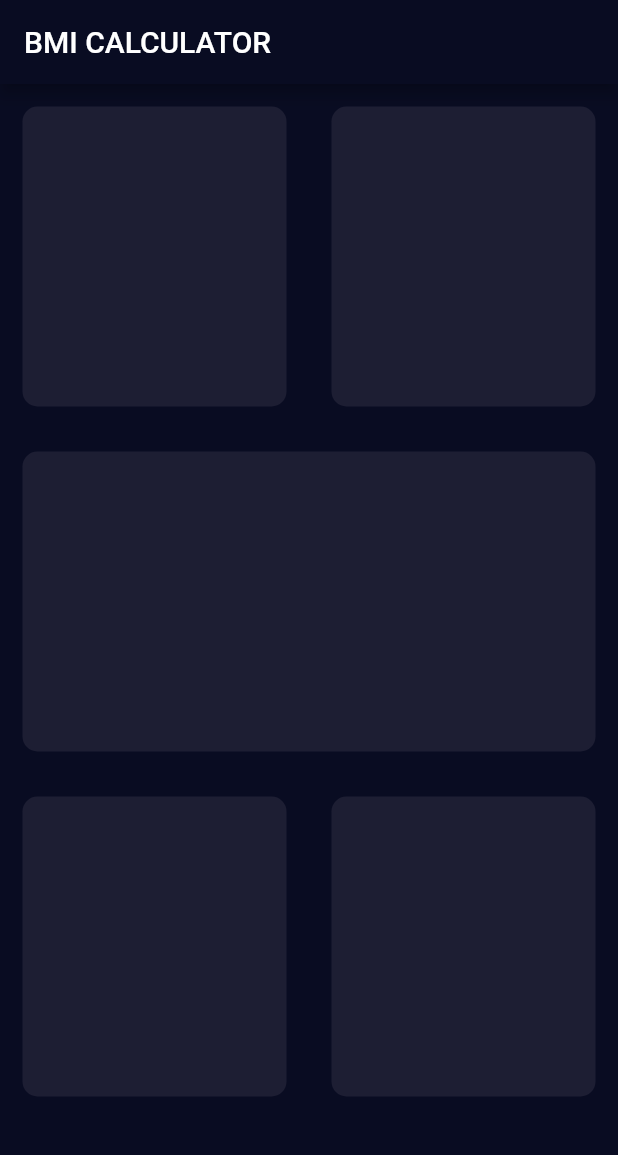
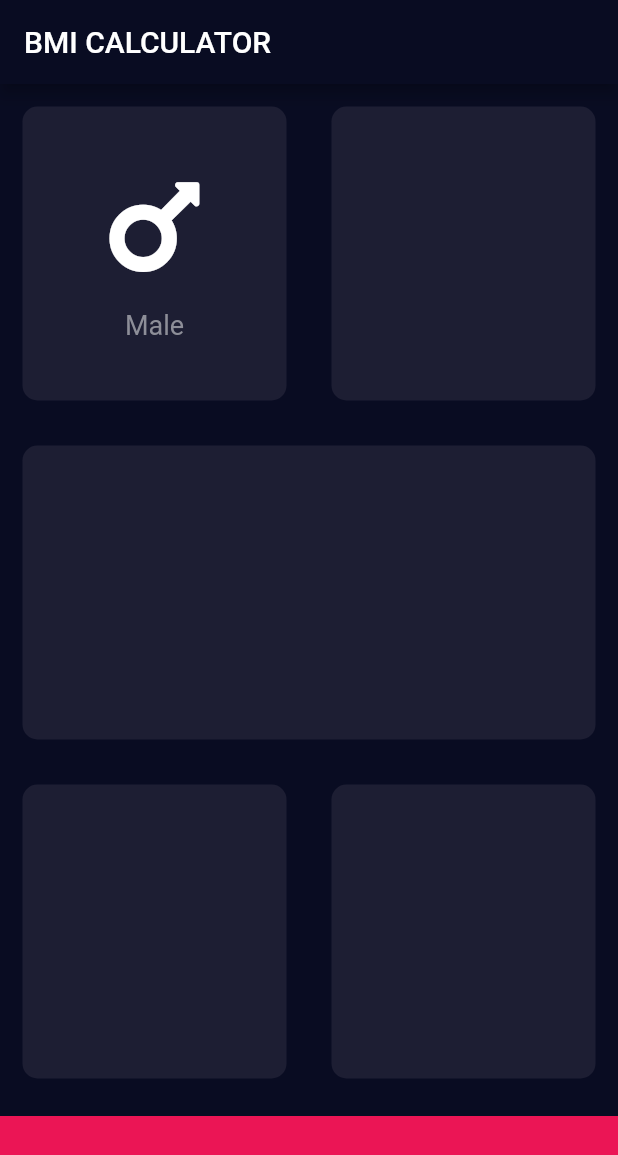
Before and after one commit to m0vntain/bmi-calculator-flutter, a Flutter app: the screen it shows after launch, on a phone screen of 412 x 824 dp. Shown: the top 1155 px of the screen. Run offline on Flutter 3.47's test engine with Material 2 defaults, Android fonts, the phone set to English and light mode, and no system bars; our stand-ins replace font_awesome_flutter.

Commit message:
create custom card content

```diff
--- a/lib/input_page.dart
+++ b/lib/input_page.dart
@@ -1,4 +1,9 @@
 import 'package:flutter/material.dart';
+import 'package:font_awesome_flutter/font_awesome_flutter.dart';
+
+const bottomContainerHeight = 80.0;
+const bottomContainerColor = Color(0xFFEB1555);
+const reusableCardColor = Color(0xFF1D1E33);
 
 class InputPage extends StatefulWidget {
   @override
@@ -9,63 +14,106 @@ class _InputPageState extends State<InputPage> {
   @override
   Widget build(BuildContext context) {
     return Scaffold(
-        appBar: AppBar(
-          title: Text('BMI CALCULATOR'),
-        ),
-        body: Column(
-          children: [
-            Row(
-              children: [
+      appBar: AppBar(
+        title: Text('BMI CALCULATOR'),
+      ),
+      body: Column(
+        children: <Widget>[
+          Expanded(
+            child: Row(
+              children: <Widget>[
                 Expanded(
                   child: ReusableCard(
-                    Color(0xFF1D1E33),
+                    colour: reusableCardColor,
+                    cardChild: CustomIconContent(),
                   ),
                 ),
                 Expanded(
                   child: ReusableCard(
-                    Color(0xFF1D1E33),
+                    colour: reusableCardColor,
                   ),
                 ),
               ],
             ),
-            Row(
-              children: [
+          ),
+          Expanded(
+            child: Row(
+              children: <Widget>[
                 Expanded(
                   child: ReusableCard(
-                    Color(0xFF1D1E33),
+                    colour: reusableCardColor,
                   ),
                 ),
               ],
             ),
-            Row(
-              children: [
+          ),
+          Expanded(
+            child: Row(
+              children: <Widget>[
                 Expanded(
                   child: ReusableCard(
-                    Color(0xFF1D1E33),
+                    colour: reusableCardColor,
                   ),
                 ),
                 Expanded(
                   child: ReusableCard(
-                    Color(0xFF1D1E33),
+                    colour: reusableCardColor,
                   ),
                 ),
               ],
             ),
-          ],
-        ));
+          ),
+          Container(
+            color: bottomContainerColor,
+            margin: EdgeInsets.only(top: 10.0),
+            width: double.infinity,
+            height: bottomContainerHeight,
+          ),
+        ],
+      ),
+    );
+  }
+}
+
+class CustomIconContent extends StatelessWidget {
+  const CustomIconContent({
+    Key key,
+  }) : super(key: key);
+
+  @override
+  Widget build(BuildContext context) {
+    return Column(
+      mainAxisAlignment: MainAxisAlignment.center,
+      children: <Widget>[
+        Icon(
+          FontAwesomeIcons.mars,
+          size: 80.0,
+        ),
+        SizedBox(
+          height: 15.0,
+        ),
+        Text(
+          'Male',
+          style: TextStyle(
+            fontSize: 18.0,
+            color: Color(0xFF8D8E98),
+          ),
+        ),
+      ],
+    );
   }
 }
 
 class ReusableCard extends StatelessWidget {
-//  const ReusableCard({Key key,}) : super(key: key);
-
-  ReusableCard(this.colour);
+  ReusableCard({this.colour, this.cardChild});
 
   final Color colour;
+  final Widget cardChild;
 
   @override
   Widget build(BuildContext context) {
     return Container(
+      child: cardChild,
       margin: EdgeInsets.all(15.0),
       height: 200.0,
       width: 170.0,
--- a/pubspec.yaml
+++ b/pubspec.yaml
@@ -11,6 +11,7 @@ dependencies:
     sdk: flutter
 
   cupertino_icons: ^0.1.2
+  font_awesome_flutter: ^8.8.1
 
 dev_dependencies:
   flutter_test:
```
